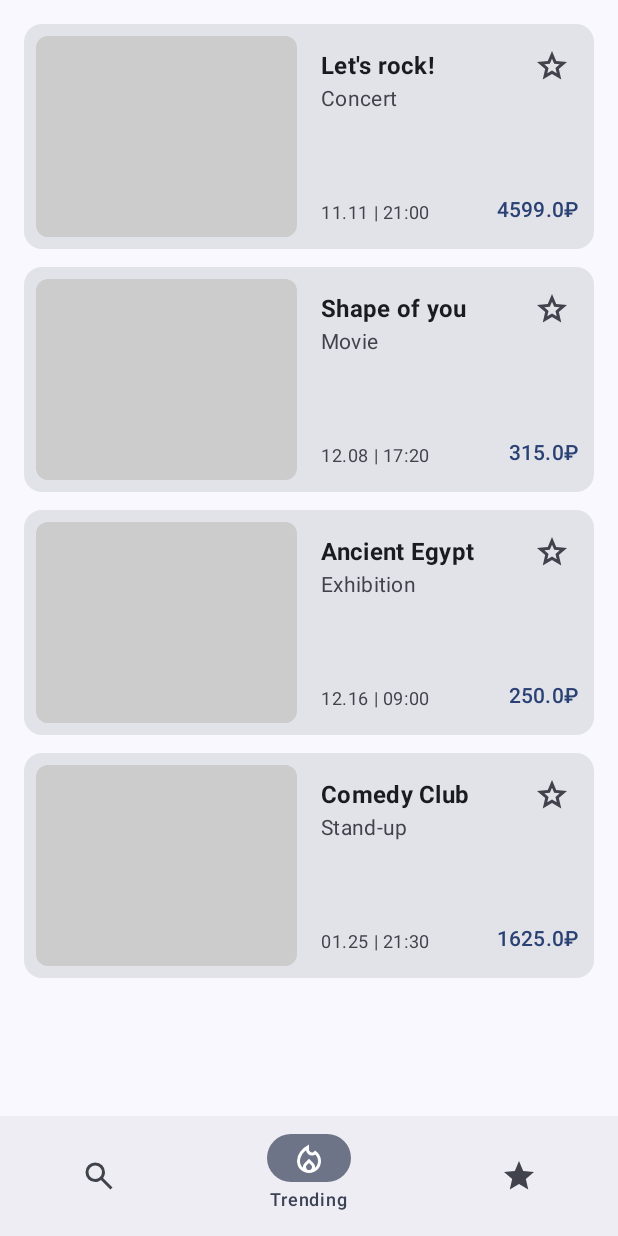
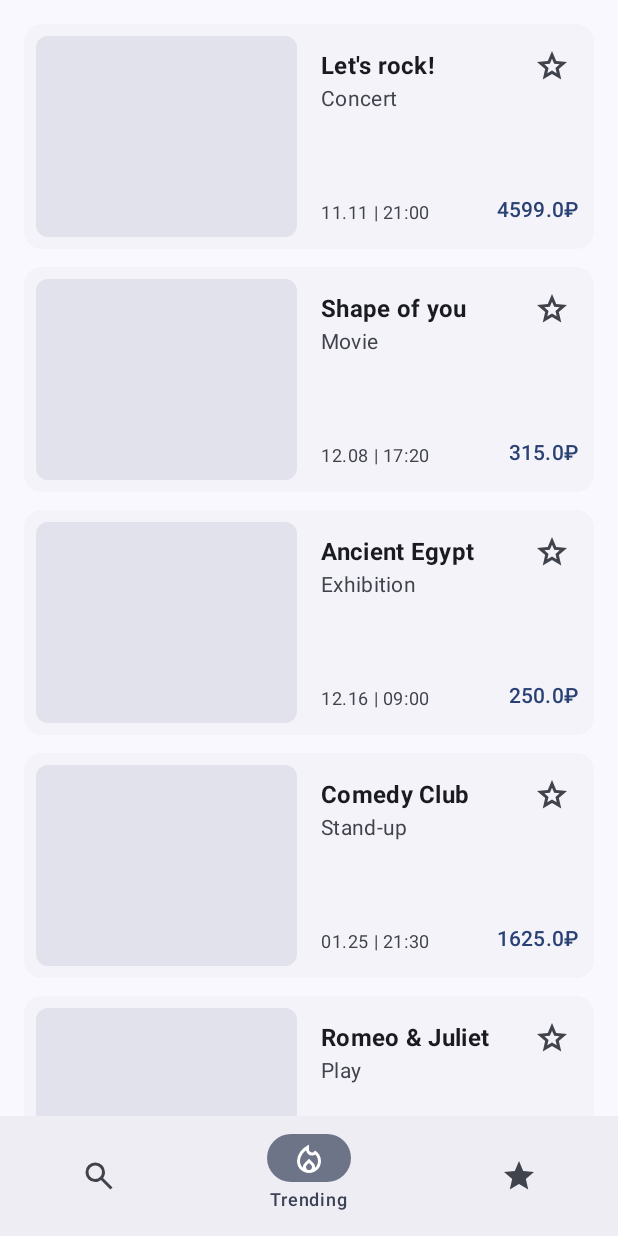
Before and after one commit to IvanTheFox/lets-go-app, an Android app built with Jetpack Compose: the screen it shows after launch (MainActivity), on a phone screen of 412 x 824 dp. Run offline under Robolectric (Android 15) with nearby library versions, the phone set to English and light mode, and no system bars.

Commit message:
added color scheme support

```diff
--- a/app/src/main/java/com/example/lab2/MainActivity.kt
+++ b/app/src/main/java/com/example/lab2/MainActivity.kt
@@ -23,8 +23,9 @@ import androidx.compose.foundation.shape.RoundedCornerShape
 import androidx.compose.foundation.rememberScrollState
 import androidx.compose.foundation.verticalScroll
 import androidx.compose.material3.Button
+import androidx.compose.material3.Card
+import androidx.compose.material3.CardDefaults
 import androidx.compose.material3.HorizontalDivider
-import androidx.compose.material3.Card
 import androidx.compose.material3.Icon
 import androidx.compose.material3.IconButton
 import androidx.compose.material3.MaterialTheme
@@ -46,7 +47,6 @@ import androidx.compose.runtime.getValue
 import androidx.compose.ui.Alignment
 import androidx.compose.ui.Modifier
 import androidx.compose.ui.draw.clip
-import androidx.compose.ui.graphics.Color
 import androidx.compose.ui.res.painterResource
 import androidx.compose.ui.res.stringResource
 import androidx.compose.ui.text.font.FontWeight
@@ -134,7 +134,7 @@ fun AppNavHost(
         modifier = modifier
     ) {
         composable<Destination.TrendingAppSection> {
-            TrendingAppSection(modifier = modifier)
+            TrendingAppSection()
         }
 
         composable<Destination.SearchAppSection> {
@@ -176,8 +176,12 @@ fun AppNavigationBar(modifier: Modifier = Modifier) {
 
     Scaffold(
         modifier = modifier,
+        containerColor = MaterialTheme.colorScheme.surface,
         bottomBar = {
-            NavigationBar(windowInsets = NavigationBarDefaults.windowInsets) {
+            NavigationBar(
+                windowInsets = NavigationBarDefaults.windowInsets,
+                containerColor = MaterialTheme.colorScheme.surfaceContainer
+            ) {
                 val mainSections: List<MainAppSection> = listOf(
                     Destination.SearchAppSection,
                     Destination.TrendingAppSection,
@@ -238,9 +242,10 @@ fun EventsAndTicketsApp() {
     CompositionLocalProvider(LocalPlaceholderNotifier provides placeholderNotifier) {
         Scaffold(
             modifier = Modifier.fillMaxSize(),
+            containerColor = MaterialTheme.colorScheme.background,
             snackbarHost = { SnackbarHost(snackbarHostState) }
         ) { innerPadding ->
-            AppNavigationBar(Modifier.padding(innerPadding))
+            AppNavigationBar(modifier = Modifier.padding(innerPadding))
         }
     }
 }
@@ -249,7 +254,8 @@ fun EventsAndTicketsApp() {
 fun TrendingAppSection(modifier: Modifier = Modifier) {
     LazyColumn(
         modifier = modifier
-            .fillMaxSize(),
+            .fillMaxSize()
+            .background(MaterialTheme.colorScheme.background),
         verticalArrangement = Arrangement.spacedBy(12.dp),
         contentPadding = PaddingValues(vertical = 16.dp)
     ) {
@@ -267,6 +273,10 @@ fun EventCard(event: Event, isFavorite: Boolean) {
             .padding(horizontal = 16.dp)
             .fillMaxWidth()
             .height(150.dp),
+        colors = CardDefaults.cardColors(
+            containerColor = MaterialTheme.colorScheme.surfaceContainerLow,
+            contentColor = MaterialTheme.colorScheme.onSurface
+        ),
         onClick = {
             navController.navigate(Destination.ExpandedEventCard(event.id))
         }
@@ -279,7 +289,7 @@ fun EventCard(event: Event, isFavorite: Boolean) {
                         .fillMaxHeight()
                         .padding(8.dp)
                         .clip(RoundedCornerShape(8.dp))
-                        .background(Color.LightGray)
+                        .background(MaterialTheme.colorScheme.surfaceVariant)
                 ) {
                     // Image(...)
                 }
@@ -296,6 +306,7 @@ fun EventCard(event: Event, isFavorite: Boolean) {
                             text = event.name,
                             style = MaterialTheme.typography.titleMedium,
                             fontWeight = FontWeight.Bold,
+                            color = MaterialTheme.colorScheme.onSurface,
                             maxLines = 2
                         )
                         Text(
@@ -314,8 +325,9 @@ fun EventCard(event: Event, isFavorite: Boolean) {
                         verticalAlignment = Alignment.Bottom
                     ) {
                         Text(
-                            text = DateTimeFormatter.ofPattern("MM.dd | HH:mm").format(event.datetime.atZone(
-                                ZoneId.systemDefault())),
+                            text = DateTimeFormatter.ofPattern("MM.dd | HH:mm").format(
+                                event.datetime.atZone(ZoneId.systemDefault())
+                            ),
                             style = MaterialTheme.typography.bodySmall,
                             color = MaterialTheme.colorScheme.onSurfaceVariant,
                             maxLines = 1,
@@ -350,7 +362,8 @@ fun EventCard(event: Event, isFavorite: Boolean) {
                 Icon(
                     painter = painterResource(id = starIcon),
                     contentDescription = "Add to Favorites",
-                    tint = if (isFavorite) MaterialTheme.colorScheme.primary else MaterialTheme.colorScheme.onSurfaceVariant
+                    tint = if (isFavorite) MaterialTheme.colorScheme.primary
+                    else MaterialTheme.colorScheme.onSurfaceVariant
                 )
             }
         }
@@ -372,6 +385,7 @@ fun ExpandedEventCard(
     Column(
         modifier = modifier
             .fillMaxSize()
+            .background(MaterialTheme.colorScheme.background)
             .verticalScroll(rememberScrollState())
     ) {
         Row(
@@ -381,12 +395,13 @@ fun ExpandedEventCard(
             IconButton(onClick = MaterialTheme.navController::popBackStack) {
                 Icon(
                     painter = painterResource(R.drawable.arrow_back),
-                    contentDescription = stringResource(R.string.back)
+                    contentDescription = stringResource(R.string.back),
+                    tint = MaterialTheme.colorScheme.onSurface
                 )
             }
             Spacer(modifier = Modifier.weight(1f))
             IconButton(
-                onClick = { /* Add to favorites via EventProvider? */ }
+                onClick = MaterialTheme.snackbar::notifyPlaceholder
             ) {
                 Icon(
                     painter = painterResource(
@@ -433,7 +448,8 @@ fun ExpandedEventCard(
             Text(
                 text = event.name,
                 style = MaterialTheme.typography.headlineMedium,
-                fontWeight = FontWeight.Bold
+                fontWeight = FontWeight.Bold,
+                color = MaterialTheme.colorScheme.onBackground
             )
 
             Spacer(modifier = Modifier.height(20.dp))
@@ -443,12 +459,14 @@ fun ExpandedEventCard(
                 label = stringResource(R.string.event_date),
                 value = formattedDate
             )
-            HorizontalDivider()
+            HorizontalDivider(
+                color = MaterialTheme.colorScheme.outlineVariant
+            )
             EventInfoRow(
                 label = stringResource(R.string.event_price),
                 value = "${event.price}₽"
             )
-            HorizontalDivider()
+            HorizontalDivider(color = MaterialTheme.colorScheme.outlineVariant)
             EventInfoRow(
                 label = stringResource(R.string.event_favorited_times),
                 value = event.timesFavorited.toString()
@@ -459,7 +477,8 @@ fun ExpandedEventCard(
             Text(
                 text = stringResource(R.string.about_event),
                 style = MaterialTheme.typography.titleMedium,
-                fontWeight = FontWeight.SemiBold
+                fontWeight = FontWeight.SemiBold,
+                color = MaterialTheme.colorScheme.onBackground
             )
             Spacer(modifier = Modifier.height(8.dp))
             Text(
@@ -501,7 +520,8 @@ private fun EventInfoRow(label: String, value: String) {
         Text(
             text = value,
             style = MaterialTheme.typography.bodyMedium,
-            fontWeight = FontWeight.Medium
+            fontWeight = FontWeight.Medium,
+            color = MaterialTheme.colorScheme.onSurface
         )
     }
 }
```
